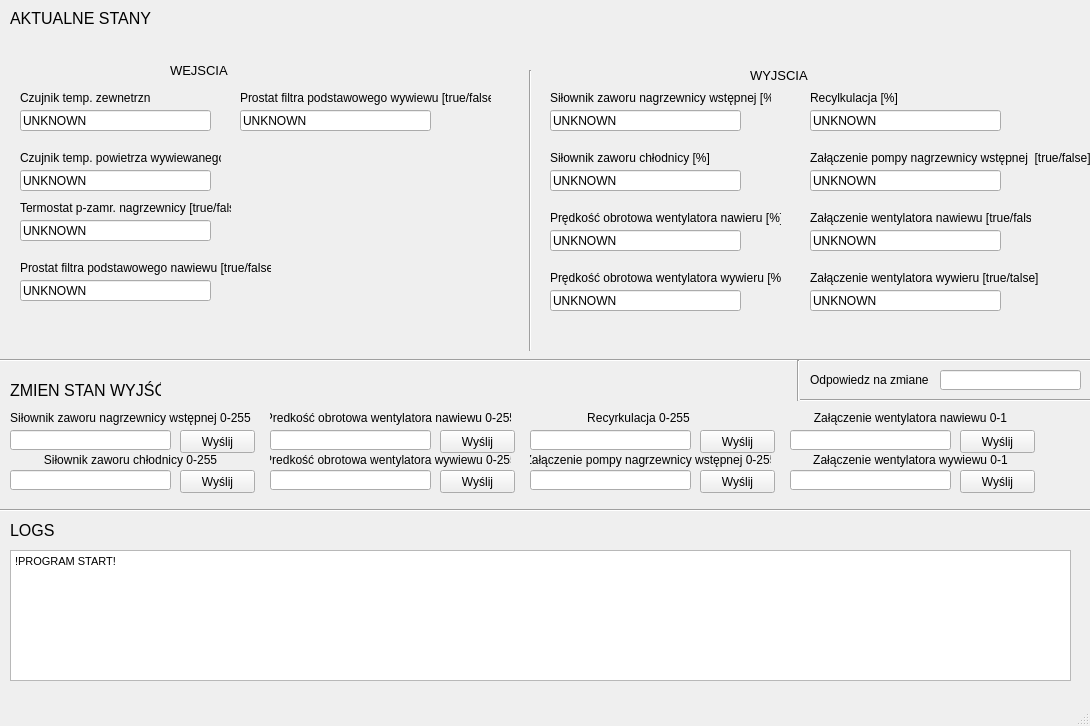
This is ProjectCode/code/gui.ui in Piotr-Pietruszka/SCADA-Modbus as Qt 5 draws it before an edit. The edited form follows.
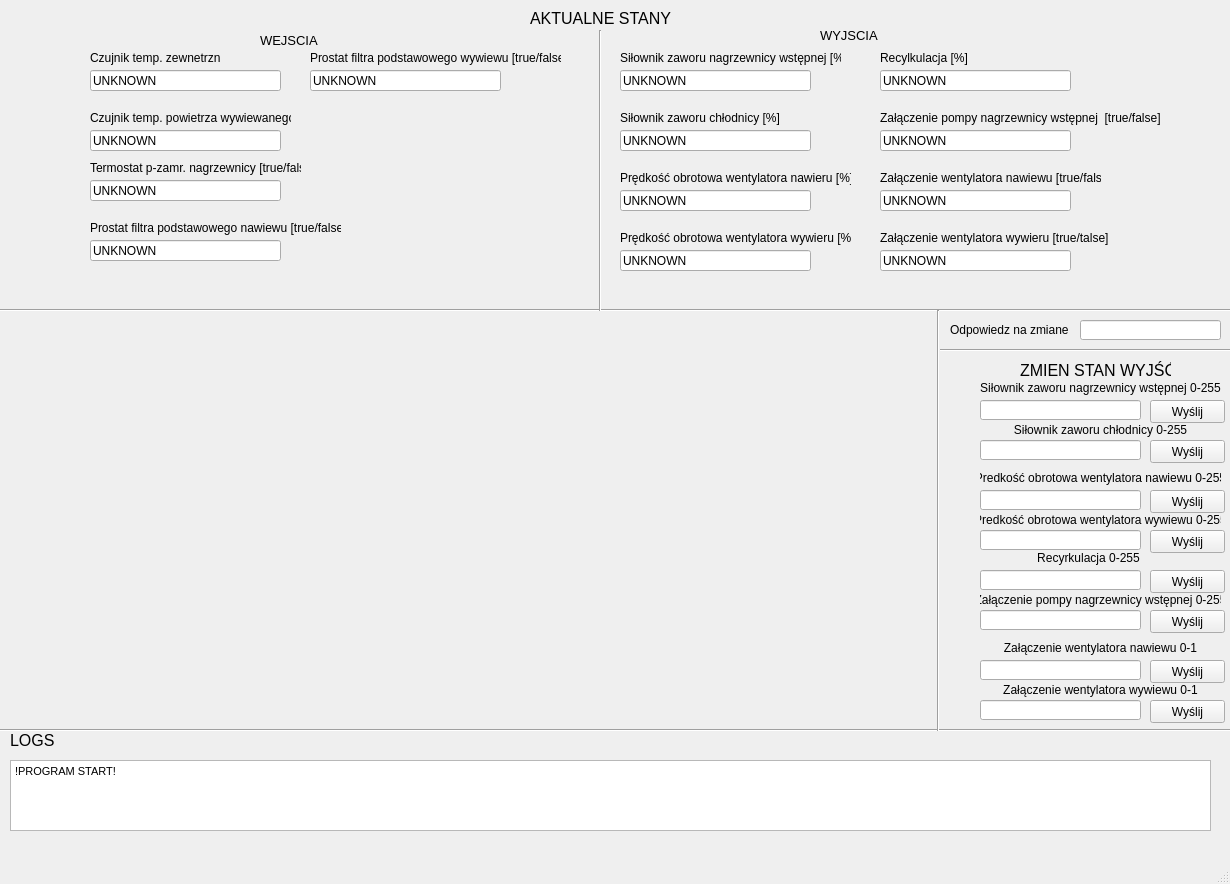
This is the edited form. Icons and pictures are not drawn.

Diff of the .ui file:
```diff
--- a/ProjectCode/code/gui.ui
+++ b/ProjectCode/code/gui.ui
@@ -6,8 +6,8 @@
    <rect>
     <x>0</x>
     <y>0</y>
-    <width>1090</width>
-    <height>726</height>
+    <width>1230</width>
+    <height>884</height>
    </rect>
   </property>
   <property name="windowTitle">
@@ -17,8 +17,8 @@
    <widget class="QPushButton" name="pushButtonSend_1">
     <property name="geometry">
      <rect>
-      <x>180</x>
-      <y>430</y>
+      <x>1150</x>
+      <y>400</y>
       <width>75</width>
       <height>23</height>
      </rect>
@@ -30,8 +30,8 @@
    <widget class="QLineEdit" name="lineEditWrite_1">
     <property name="geometry">
      <rect>
-      <x>10</x>
-      <y>430</y>
+      <x>980</x>
+      <y>400</y>
       <width>161</width>
       <height>20</height>
      </rect>
@@ -40,8 +40,8 @@
    <widget class="QLabel" name="label">
     <property name="geometry">
      <rect>
-      <x>810</x>
-      <y>370</y>
+      <x>950</x>
+      <y>320</y>
       <width>121</width>
       <height>20</height>
      </rect>
@@ -53,8 +53,8 @@
    <widget class="QLineEdit" name="lineEditResponse">
     <property name="geometry">
      <rect>
-      <x>940</x>
-      <y>370</y>
+      <x>1080</x>
+      <y>320</y>
       <width>141</width>
       <height>20</height>
      </rect>
@@ -66,8 +66,8 @@
    <widget class="QLabel" name="label_2">
     <property name="geometry">
      <rect>
-      <x>10</x>
-      <y>410</y>
+      <x>980</x>
+      <y>380</y>
       <width>241</width>
       <height>16</height>
      </rect>
@@ -82,8 +82,8 @@
    <widget class="QLineEdit" name="lineEditWrite_2">
     <property name="geometry">
      <rect>
-      <x>10</x>
-      <y>470</y>
+      <x>980</x>
+      <y>440</y>
       <width>161</width>
       <height>20</height>
      </rect>
@@ -92,8 +92,8 @@
    <widget class="QLabel" name="label_4">
     <property name="geometry">
      <rect>
-      <x>10</x>
-      <y>450</y>
+      <x>980</x>
+      <y>420</y>
       <width>241</width>
       <height>20</height>
      </rect>
@@ -108,8 +108,8 @@
    <widget class="QPushButton" name="pushButtonSend_2">
     <property name="geometry">
      <rect>
-      <x>180</x>
-      <y>470</y>
+      <x>1150</x>
+      <y>440</y>
       <width>75</width>
       <height>23</height>
      </rect>
@@ -121,9 +121,9 @@
    <widget class="Line" name="line">
     <property name="geometry">
      <rect>
-      <x>0</x>
-      <y>500</y>
-      <width>1101</width>
+      <x>-100</x>
+      <y>720</y>
+      <width>1371</width>
       <height>21</height>
      </rect>
     </property>
@@ -135,7 +135,7 @@
     <property name="geometry">
      <rect>
       <x>10</x>
-      <y>520</y>
+      <y>730</y>
       <width>47</width>
       <height>21</height>
      </rect>
@@ -153,9 +153,9 @@
     <property name="geometry">
      <rect>
       <x>10</x>
-      <y>550</y>
-      <width>1061</width>
-      <height>131</height>
+      <y>760</y>
+      <width>1201</width>
+      <height>71</height>
      </rect>
     </property>
     <property name="html">
@@ -170,7 +170,7 @@
    <widget class="QLabel" name="label_6">
     <property name="geometry">
      <rect>
-      <x>10</x>
+      <x>530</x>
       <y>10</y>
       <width>141</width>
       <height>16</height>
@@ -188,8 +188,8 @@
    <widget class="QLabel" name="label_7">
     <property name="geometry">
      <rect>
-      <x>10</x>
-      <y>380</y>
+      <x>1020</x>
+      <y>360</y>
       <width>151</width>
       <height>21</height>
      </rect>
@@ -206,9 +206,9 @@
    <widget class="Line" name="line_2">
     <property name="geometry">
      <rect>
-      <x>-10</x>
-      <y>350</y>
-      <width>1101</width>
+      <x>-30</x>
+      <y>300</y>
+      <width>1381</width>
       <height>21</height>
      </rect>
     </property>
@@ -219,8 +219,8 @@
    <widget class="QLabel" name="label_8">
     <property name="geometry">
      <rect>
-      <x>170</x>
-      <y>60</y>
+      <x>260</x>
+      <y>30</y>
       <width>61</width>
       <height>21</height>
      </rect>
@@ -237,8 +237,8 @@
    <widget class="QLabel" name="label_9">
     <property name="geometry">
      <rect>
-      <x>750</x>
-      <y>60</y>
+      <x>820</x>
+      <y>20</y>
       <width>61</width>
       <height>31</height>
      </rect>
@@ -255,8 +255,8 @@
    <widget class="QLabel" name="label_10">
     <property name="geometry">
      <rect>
-      <x>20</x>
-      <y>90</y>
+      <x>90</x>
+      <y>50</y>
       <width>131</width>
       <height>16</height>
      </rect>
@@ -268,8 +268,8 @@
    <widget class="QLabel" name="label_11">
     <property name="geometry">
      <rect>
-      <x>20</x>
-      <y>150</y>
+      <x>90</x>
+      <y>110</y>
       <width>201</width>
       <height>16</height>
      </rect>
@@ -281,8 +281,8 @@
    <widget class="QLabel" name="label_12">
     <property name="geometry">
      <rect>
-      <x>20</x>
-      <y>200</y>
+      <x>90</x>
+      <y>160</y>
       <width>211</width>
       <height>16</height>
      </rect>
@@ -294,8 +294,8 @@
    <widget class="QLabel" name="label_13">
     <property name="geometry">
      <rect>
-      <x>20</x>
-      <y>260</y>
+      <x>90</x>
+      <y>220</y>
       <width>251</width>
       <height>16</height>
      </rect>
@@ -307,8 +307,8 @@
    <widget class="QLabel" name="label_14">
     <property name="geometry">
      <rect>
-      <x>240</x>
-      <y>90</y>
+      <x>310</x>
+      <y>50</y>
       <width>251</width>
       <height>16</height>
      </rect>
@@ -320,8 +320,8 @@
    <widget class="QLabel" name="label_15">
     <property name="geometry">
      <rect>
-      <x>550</x>
-      <y>90</y>
+      <x>620</x>
+      <y>50</y>
       <width>221</width>
       <height>16</height>
      </rect>
@@ -333,8 +333,8 @@
    <widget class="QLabel" name="label_16">
     <property name="geometry">
      <rect>
-      <x>550</x>
-      <y>150</y>
+      <x>620</x>
+      <y>110</y>
       <width>191</width>
       <height>16</height>
      </rect>
@@ -346,8 +346,8 @@
    <widget class="QLabel" name="label_17">
     <property name="geometry">
      <rect>
-      <x>550</x>
-      <y>210</y>
+      <x>620</x>
+      <y>170</y>
       <width>231</width>
       <height>16</height>
      </rect>
@@ -359,8 +359,8 @@
    <widget class="QLabel" name="label_18">
     <property name="geometry">
      <rect>
-      <x>550</x>
-      <y>270</y>
+      <x>620</x>
+      <y>230</y>
       <width>231</width>
       <height>16</height>
      </rect>
@@ -372,8 +372,8 @@
    <widget class="QLabel" name="label_19">
     <property name="geometry">
      <rect>
-      <x>810</x>
-      <y>90</y>
+      <x>880</x>
+      <y>50</y>
       <width>201</width>
       <height>16</height>
      </rect>
@@ -385,8 +385,8 @@
    <widget class="QLabel" name="label_20">
     <property name="geometry">
      <rect>
-      <x>810</x>
-      <y>150</y>
+      <x>880</x>
+      <y>110</y>
       <width>281</width>
       <height>16</height>
      </rect>
@@ -398,8 +398,8 @@
    <widget class="QLabel" name="label_21">
     <property name="geometry">
      <rect>
-      <x>810</x>
-      <y>210</y>
+      <x>880</x>
+      <y>170</y>
       <width>221</width>
       <height>16</height>
      </rect>
@@ -411,8 +411,8 @@
    <widget class="QLabel" name="label_22">
     <property name="geometry">
      <rect>
-      <x>810</x>
-      <y>270</y>
+      <x>880</x>
+      <y>230</y>
       <width>231</width>
       <height>16</height>
      </rect>
@@ -424,8 +424,8 @@
    <widget class="Line" name="line_3">
     <property name="geometry">
      <rect>
-      <x>520</x>
-      <y>70</y>
+      <x>590</x>
+      <y>30</y>
       <width>20</width>
       <height>281</height>
      </rect>
@@ -437,8 +437,8 @@
    <widget class="QLineEdit" name="lineEditWrite_3">
     <property name="geometry">
      <rect>
-      <x>270</x>
-      <y>430</y>
+      <x>980</x>
+      <y>490</y>
       <width>161</width>
       <height>20</height>
      </rect>
@@ -447,8 +447,8 @@
    <widget class="QPushButton" name="pushButtonSend_3">
     <property name="geometry">
      <rect>
-      <x>440</x>
-      <y>430</y>
+      <x>1150</x>
+      <y>490</y>
       <width>75</width>
       <height>23</height>
      </rect>
@@ -460,8 +460,8 @@
    <widget class="QLabel" name="label_3">
     <property name="geometry">
      <rect>
-      <x>270</x>
-      <y>410</y>
+      <x>980</x>
+      <y>470</y>
       <width>241</width>
       <height>16</height>
      </rect>
@@ -476,8 +476,8 @@
    <widget class="QPushButton" name="pushButtonSend_4">
     <property name="geometry">
      <rect>
-      <x>440</x>
-      <y>470</y>
+      <x>1150</x>
+      <y>530</y>
       <width>75</width>
       <height>23</height>
      </rect>
@@ -489,8 +489,8 @@
    <widget class="QLineEdit" name="lineEditWrite_4">
     <property name="geometry">
      <rect>
-      <x>270</x>
-      <y>470</y>
+      <x>980</x>
+      <y>530</y>
       <width>161</width>
       <height>20</height>
      </rect>
@@ -499,8 +499,8 @@
    <widget class="QLabel" name="label_23">
     <property name="geometry">
      <rect>
-      <x>270</x>
-      <y>450</y>
+      <x>980</x>
+      <y>510</y>
       <width>241</width>
       <height>20</height>
      </rect>
@@ -515,8 +515,8 @@
    <widget class="QLineEdit" name="lineEditWrite_5">
     <property name="geometry">
      <rect>
-      <x>530</x>
-      <y>430</y>
+      <x>980</x>
+      <y>570</y>
       <width>161</width>
       <height>20</height>
      </rect>
@@ -525,8 +525,8 @@
    <widget class="QPushButton" name="pushButtonSend_5">
     <property name="geometry">
      <rect>
-      <x>700</x>
-      <y>430</y>
+      <x>1150</x>
+      <y>570</y>
       <width>75</width>
       <height>23</height>
      </rect>
@@ -538,8 +538,8 @@
    <widget class="QLabel" name="label_24">
     <property name="geometry">
      <rect>
-      <x>530</x>
-      <y>450</y>
+      <x>980</x>
+      <y>590</y>
       <width>241</width>
       <height>20</height>
      </rect>
@@ -554,8 +554,8 @@
    <widget class="QPushButton" name="pushButtonSend_6">
     <property name="geometry">
      <rect>
-      <x>700</x>
-      <y>470</y>
+      <x>1150</x>
+      <y>610</y>
       <width>75</width>
       <height>23</height>
      </rect>
@@ -567,8 +567,8 @@
    <widget class="QLineEdit" name="lineEditWrite_6">
     <property name="geometry">
      <rect>
-      <x>530</x>
-      <y>470</y>
+      <x>980</x>
+      <y>610</y>
       <width>161</width>
       <height>20</height>
      </rect>
@@ -577,8 +577,8 @@
    <widget class="QLabel" name="label_25">
     <property name="geometry">
      <rect>
-      <x>530</x>
-      <y>410</y>
+      <x>980</x>
+      <y>550</y>
       <width>217</width>
       <height>16</height>
      </rect>
@@ -593,8 +593,8 @@
    <widget class="QPushButton" name="pushButtonSend_7">
     <property name="geometry">
      <rect>
-      <x>960</x>
-      <y>430</y>
+      <x>1150</x>
+      <y>660</y>
       <width>75</width>
       <height>23</height>
      </rect>
@@ -606,8 +606,8 @@
    <widget class="QLineEdit" name="lineEditWrite_7">
     <property name="geometry">
      <rect>
-      <x>790</x>
-      <y>430</y>
+      <x>980</x>
+      <y>660</y>
       <width>161</width>
       <height>20</height>
      </rect>
@@ -616,8 +616,8 @@
    <widget class="QLineEdit" name="lineEditWrite_8">
     <property name="geometry">
      <rect>
-      <x>790</x>
-      <y>470</y>
+      <x>980</x>
+      <y>700</y>
       <width>161</width>
       <height>20</height>
      </rect>
@@ -626,8 +626,8 @@
    <widget class="QLabel" name="label_26">
     <property name="geometry">
      <rect>
-      <x>790</x>
-      <y>410</y>
+      <x>980</x>
+      <y>640</y>
       <width>241</width>
       <height>16</height>
      </rect>
@@ -642,8 +642,8 @@
    <widget class="QLabel" name="label_27">
     <property name="geometry">
      <rect>
-      <x>790</x>
-      <y>450</y>
+      <x>980</x>
+      <y>680</y>
       <width>241</width>
       <height>20</height>
      </rect>
@@ -658,8 +658,8 @@
    <widget class="QPushButton" name="pushButtonSend_8">
     <property name="geometry">
      <rect>
-      <x>960</x>
-      <y>470</y>
+      <x>1150</x>
+      <y>700</y>
       <width>75</width>
       <height>23</height>
      </rect>
@@ -671,8 +671,8 @@
    <widget class="Line" name="line_4">
     <property name="geometry">
      <rect>
-      <x>800</x>
-      <y>390</y>
+      <x>940</x>
+      <y>340</y>
       <width>291</width>
       <height>20</height>
      </rect>
@@ -684,10 +684,10 @@
    <widget class="Line" name="line_5">
     <property name="geometry">
      <rect>
-      <x>790</x>
-      <y>360</y>
+      <x>930</x>
+      <y>310</y>
       <width>16</width>
-      <height>41</height>
+      <height>421</height>
      </rect>
     </property>
     <property name="orientation">
@@ -697,8 +697,8 @@
    <widget class="QLineEdit" name="lineEditValue_1">
     <property name="geometry">
      <rect>
-      <x>20</x>
-      <y>110</y>
+      <x>90</x>
+      <y>70</y>
       <width>191</width>
       <height>21</height>
      </rect>
@@ -713,8 +713,8 @@
    <widget class="QLineEdit" name="lineEditValue_2">
     <property name="geometry">
      <rect>
-      <x>20</x>
-      <y>170</y>
+      <x>90</x>
+      <y>130</y>
       <width>191</width>
       <height>21</height>
      </rect>
@@ -729,8 +729,8 @@
    <widget class="QLineEdit" name="lineEditValue_3">
     <property name="geometry">
      <rect>
-      <x>20</x>
-      <y>220</y>
+      <x>90</x>
+      <y>180</y>
       <width>191</width>
       <height>21</height>
      </rect>
@@ -745,8 +745,8 @@
    <widget class="QLineEdit" name="lineEditValue_4">
     <property name="geometry">
      <rect>
-      <x>20</x>
-      <y>280</y>
+      <x>90</x>
+      <y>240</y>
       <width>191</width>
       <height>21</height>
      </rect>
@@ -761,8 +761,8 @@
    <widget class="QLineEdit" name="lineEditValue_5">
     <property name="geometry">
      <rect>
-      <x>240</x>
-      <y>110</y>
+      <x>310</x>
+      <y>70</y>
       <width>191</width>
       <height>21</height>
      </rect>
@@ -777,8 +777,8 @@
    <widget class="QLineEdit" name="lineEditValue_6">
     <property name="geometry">
      <rect>
-      <x>550</x>
-      <y>110</y>
+      <x>620</x>
+      <y>70</y>
       <width>191</width>
       <height>21</height>
      </rect>
@@ -793,8 +793,8 @@
    <widget class="QLineEdit" name="lineEditValue_7">
     <property name="geometry">
      <rect>
-      <x>550</x>
-      <y>170</y>
+      <x>620</x>
+      <y>130</y>
       <width>191</width>
       <height>21</height>
      </rect>
@@ -809,8 +809,8 @@
    <widget class="QLineEdit" name="lineEditValue_8">
     <property name="geometry">
      <rect>
-      <x>550</x>
-      <y>230</y>
+      <x>620</x>
+      <y>190</y>
       <width>191</width>
       <height>21</height>
      </rect>
@@ -825,8 +825,8 @@
    <widget class="QLineEdit" name="lineEditValue_9">
     <property name="geometry">
      <rect>
-      <x>550</x>
-      <y>290</y>
+      <x>620</x>
+      <y>250</y>
       <width>191</width>
       <height>21</height>
      </rect>
@@ -841,8 +841,8 @@
    <widget class="QLineEdit" name="lineEditValue_10">
     <property name="geometry">
      <rect>
-      <x>810</x>
-      <y>110</y>
+      <x>880</x>
+      <y>70</y>
       <width>191</width>
       <height>21</height>
      </rect>
@@ -857,8 +857,8 @@
    <widget class="QLineEdit" name="lineEditValue_11">
     <property name="geometry">
      <rect>
-      <x>810</x>
-      <y>170</y>
+      <x>880</x>
+      <y>130</y>
       <width>191</width>
       <height>21</height>
      </rect>
@@ -873,8 +873,8 @@
    <widget class="QLineEdit" name="lineEditValue_12">
     <property name="geometry">
      <rect>
-      <x>810</x>
-      <y>230</y>
+      <x>880</x>
+      <y>190</y>
       <width>191</width>
       <height>21</height>
      </rect>
@@ -889,8 +889,8 @@
    <widget class="QLineEdit" name="lineEditValue_13">
     <property name="geometry">
      <rect>
-      <x>810</x>
-      <y>290</y>
+      <x>880</x>
+      <y>250</y>
       <width>191</width>
       <height>21</height>
      </rect>
@@ -902,6 +902,28 @@
      <bool>true</bool>
     </property>
    </widget>
+   <widget class="QLabel" name="label_28">
+    <property name="enabled">
+     <bool>true</bool>
+    </property>
+    <property name="geometry">
+     <rect>
+      <x>50</x>
+      <y>330</y>
+      <width>771</width>
+      <height>391</height>
+     </rect>
+    </property>
+    <property name="text">
+     <string/>
+    </property>
+    <property name="pixmap">
+     <pixmap>schemat.png</pixmap>
+    </property>
+    <property name="scaledContents">
+     <bool>true</bool>
+    </property>
+   </widget>
   </widget>
   <widget class="QMenuBar" name="menubar">
    <property name="geometry">
```
Left out of the diff: 2 changed lines with no effect on the pictures.
